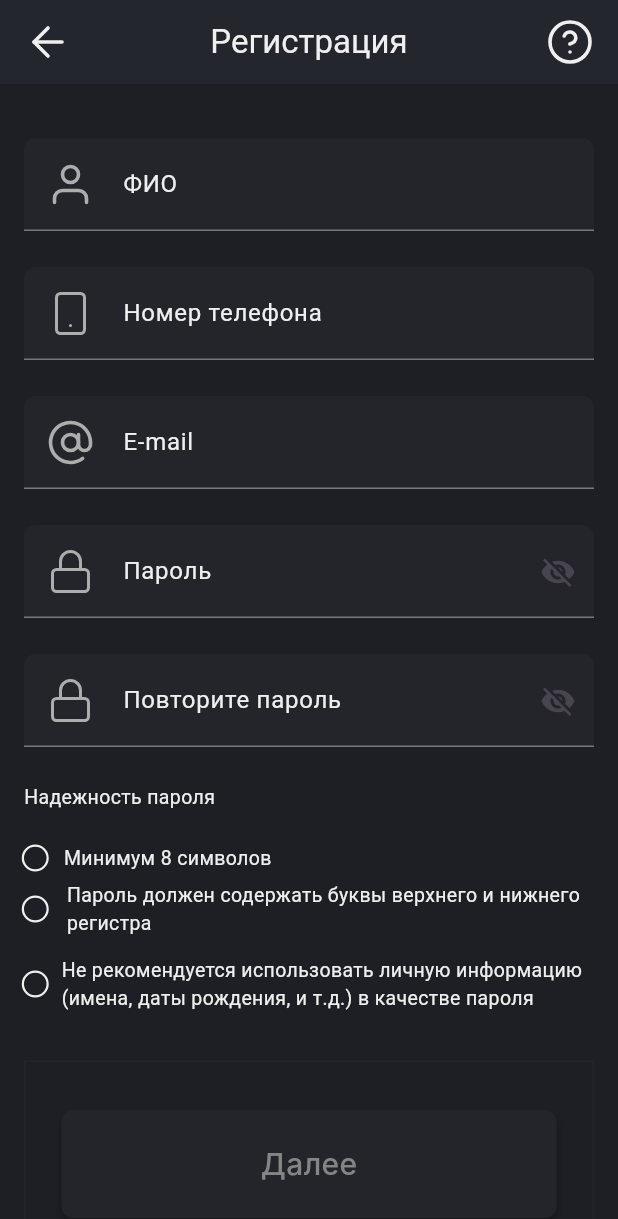
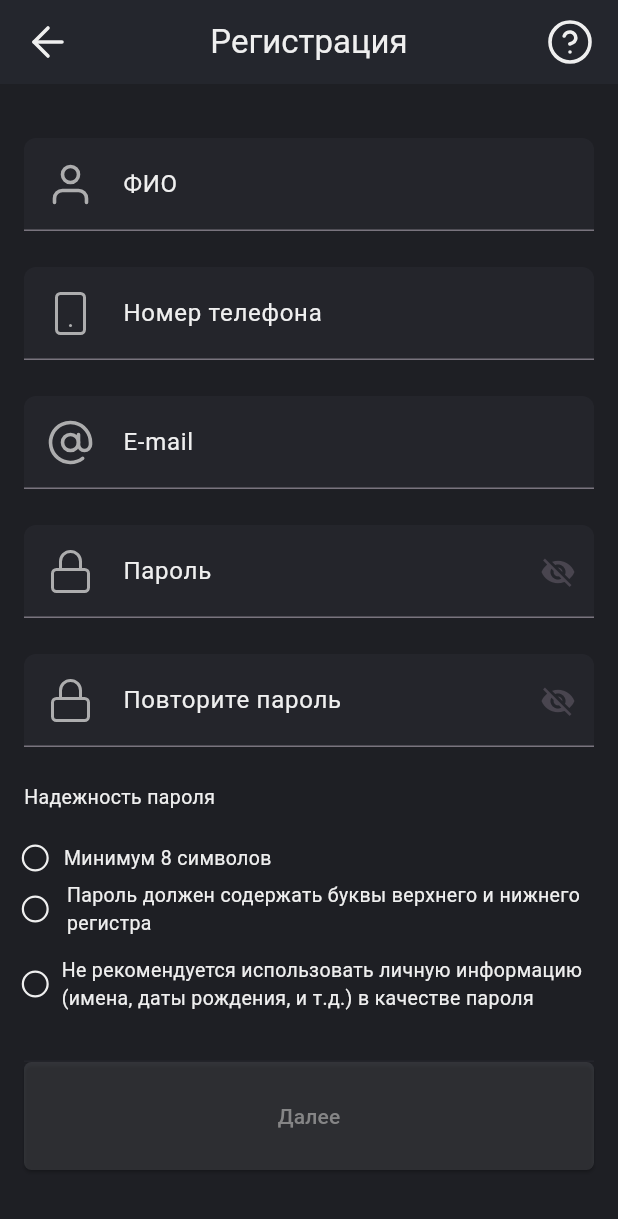
Before and after one commit to PLUXVR/rtk, a Flutter app: the screen it shows after launch, on a phone screen of 412 x 824 dp. Shown: the top 1219 px of the screen. Run offline on Flutter 3.47's test engine with Material 3 defaults, Android fonts, the phone set to English and light mode, and no system bars; our stand-ins replace flutter_svg; Roboto replaces fonts that are missing (Inter).

Commit message:
TO DO border above button next

```diff
--- a/lib/colors/colors.dart
+++ b/lib/colors/colors.dart
@@ -5,3 +5,5 @@ Color appBarBackground = Color.fromRGBO(36, 38, 45, 1);
 Color bodyBackgroundColor = Color.fromRGBO(30, 31, 36, 1);
 Color inputBackgroundColor = Color.fromARGB(255, 36, 37, 43);
 Color doneTextColor = Color.fromRGBO(69, 204, 172, 1);
+Color buttonNextColorText = Color.fromRGBO(133, 133, 134, 1);
+Color buttonNextColor = Color.fromRGBO(165, 168, 173, 0.16);
--- a/lib/registration_screen.dart
+++ b/lib/registration_screen.dart
@@ -1,3 +1,4 @@
+import 'package:flutter/cupertino.dart';
 import 'package:flutter/material.dart';
 import 'package:flutter/services.dart';
 import 'package:flutter_rtk/colors/colors.dart';
@@ -106,6 +107,10 @@ class _RegistrationScreenState extends State<RegistrationScreen> {
                   validator: (value) {
                     if (value == null || value.isEmpty) {
                       return 'Please enter your full name';
+                      // return SizedBox(
+                      //   width: 50,
+                      //   height: 50,
+                      // );
                     }
                     return null;
                   },
@@ -424,71 +429,37 @@ class _RegistrationScreenState extends State<RegistrationScreen> {
               ),
               const SizedBox(height: 32.0),
               Container(
-                padding:
-                    const EdgeInsets.symmetric(horizontal: 24, vertical: 32),
-                decoration: BoxDecoration(
+                width: double.infinity,
+                // padding: const EdgeInsets.symmetric(
+                //   vertical: 24,
+                //   horizontal: 32,
+                // ),
+                decoration: const BoxDecoration(
                   border: Border(
-                    left: BorderSide(color: Color(0xFF24252B)),
                     top: BorderSide(width: 1, color: Color(0xFF24252B)),
-                    right: BorderSide(color: Color(0xFF24252B)),
-                    bottom: BorderSide(color: Color(0xFF24252B)),
                   ),
                 ),
-                child: Column(
-                  mainAxisSize: MainAxisSize.min,
-                  mainAxisAlignment: MainAxisAlignment.start,
-                  crossAxisAlignment: CrossAxisAlignment.start,
-                  children: [
-                    Container(
-                      width: 528,
-                      height: 72,
-                      padding: const EdgeInsets.all(20),
-                      decoration: ShapeDecoration(
-                        color: Color(0xFF24252B),
-                        shape: RoundedRectangleBorder(
-                            borderRadius: BorderRadius.circular(8)),
-                        shadows: [
-                          BoxShadow(
-                            color: Color(0x3F000000),
-                            blurRadius: 4,
-                            offset: Offset(0, 4),
-                            spreadRadius: 0,
-                          )
-                        ],
-                      ),
-                      child: Row(
-                        mainAxisSize: MainAxisSize.min,
-                        mainAxisAlignment: MainAxisAlignment.center,
-                        crossAxisAlignment: CrossAxisAlignment.center,
-                        children: [
-                          Text(
-                            'Далее',
-                            textAlign: TextAlign.center,
-                            style: TextStyle(
-                              color: Color(0xFF858586),
-                              fontSize: 20,
-                              fontFamily: 'Inter',
-                              fontWeight: FontWeight.w500,
-                              height: 0.07,
-                            ),
-                          ),
-                        ],
-                      ),
+                child: SizedBox(
+                  height: 72,
+                  child: ElevatedButton(
+                    style: ButtonStyle(
+                        backgroundColor:
+                            MaterialStateProperty.all(buttonNextColor),
+                        shape: MaterialStateProperty.all(RoundedRectangleBorder(
+                          borderRadius: BorderRadius.circular(5),
+                        ))),
+                    onPressed: () {
+                      if (_formKey.currentState!.validate()) {
+                        // Процесс регистрации
+                      }
+                    },
+                    child: Text(
+                      'Далее',
+                      style: TextStyle(color: buttonNextColorText),
                     ),
-                  ],
+                  ),
                 ),
-              )
-              // ElevatedButton(
-              //   style: ButtonStyle(
-              //       backgroundColor: MaterialStateProperty.all(
-              //           Color.fromRGBO(173, 173, 174, 1))),
-              //   onPressed: () {
-              //     if (_formKey.currentState!.validate()) {
-              //       // Process registration form here
-              //     }
-              //   },
-              //   child: Text(''),
-              // ),
+              ),
             ],
           ),
         ),
```
